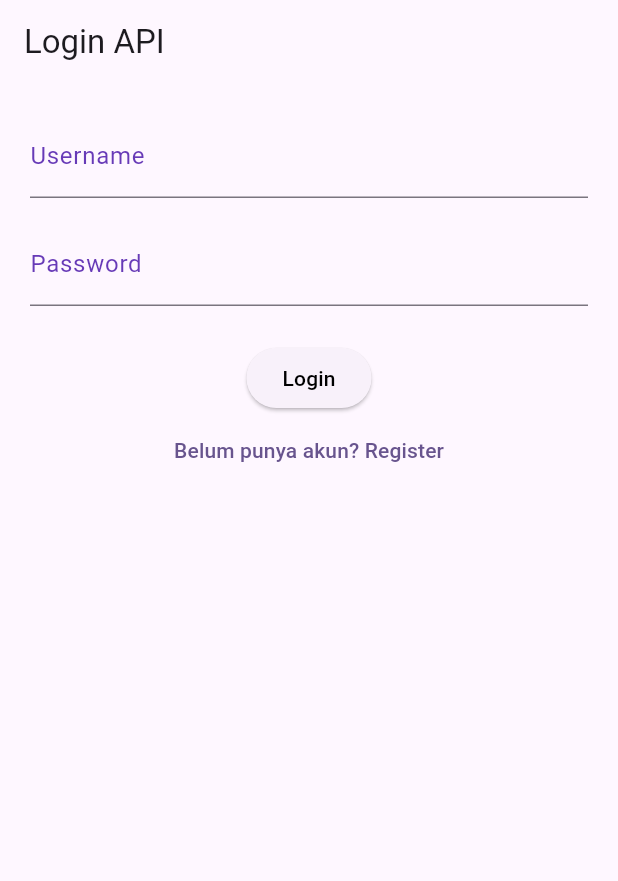
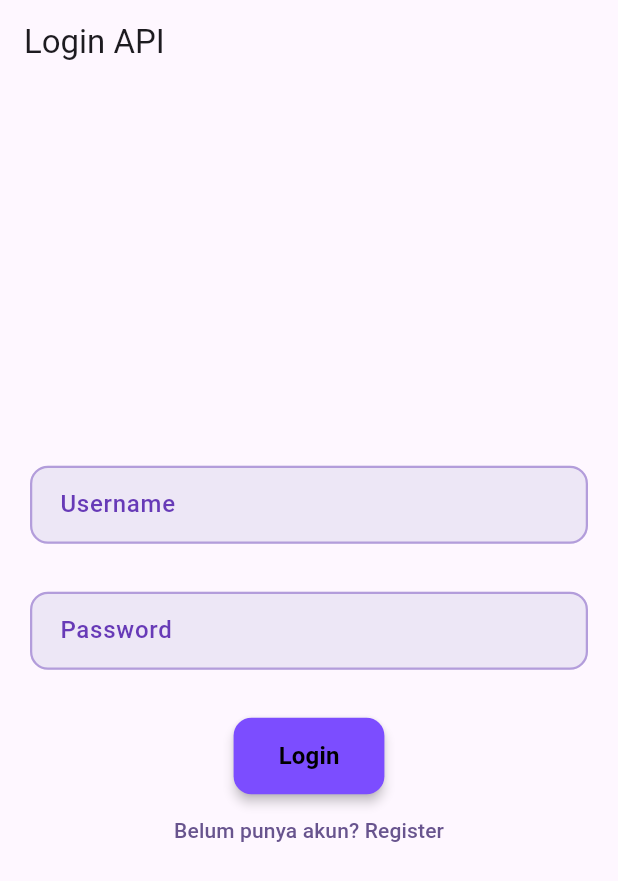
Before and after one commit to AlvinoAditiya/PAS_mobile_11PPLG2_06, a Flutter app: the screen it shows after launch, on a phone screen of 412 x 824 dp. Shown: the top 881 px of the screen. Run offline on Flutter 3.47's test engine with Material 3 defaults, Android fonts, the phone set to English and light mode, and no system bars; our stand-ins replace get, shared_preferences, sqflite; accounts and stored records are empty.

Commit message:
Fixing-pas

```diff
--- a/lib/api/baseURL.dart
+++ b/lib/api/baseURL.dart
@@ -3,5 +3,4 @@ class BaseURL {
   static const String login = "https://mediadwi.com/api/latihan/login";
   static const String tv = "https://api.tvmaze.com/shows";
 
-  static var baseUrl;
 }
--- a/lib/binding/bottomNav_binding.dart
+++ b/lib/binding/bottomNav_binding.dart
@@ -1,14 +1,10 @@
 import 'package:get/get.dart';
 import 'package:pas_mobile_11pplg2_06/controller/bottomNav_controller.dart';
-import 'package:pas_mobile_11pplg2_06/controller/tv_controller.dart';
-
 class BottomNavBinding extends Bindings {
   @override
   void dependencies() {
     // TODO: implement dependencies
-    // inject homecontroller, historycontroller, profilecontroller
     Get.lazyPut<BottomNavController>(()=> BottomNavController());
-    Get.lazyPut<TvController>(()=> TvController());
 
   }
 
--- /dev/null
+++ b/lib/binding/favorite_binding.dart
@@ -0,0 +1,10 @@
+import 'package:get/get.dart';
+import 'package:pas_mobile_11pplg2_06/controller/favorite.controller.dart';
+
+class FavoriteBinding extends Bindings{
+  @override
+  void dependencies() {
+    Get.lazyPut<FavoriteController>(()=>FavoriteController());
+  }
+
+}
--- a/lib/controller/bottomNav_controller.dart
+++ b/lib/controller/bottomNav_controller.dart
@@ -1,15 +1,15 @@
-import 'package:flutter/material.dart';
 import 'package:get/get.dart';
 import 'package:pas_mobile_11pplg2_06/pages/favorite_page.dart';
+import 'package:pas_mobile_11pplg2_06/pages/profile_page.dart';
 import 'package:pas_mobile_11pplg2_06/pages/tv_page.dart';
-
 
 class BottomNavController extends GetxController {
   var selectedIndex = 0.obs;
 
   final pages = [
     TvPage(),
-
+    FavoritePage(),
+    ProfilePage(),
   ];
 
   void changePage(int index) {
--- a/lib/controller/tv_controller.dart
+++ b/lib/controller/tv_controller.dart
@@ -1,5 +1,4 @@
 import 'package:get/get.dart';
-import 'package:get/get_connect/http/src/utils/utils.dart';
 import 'package:http/http.dart' as http;
 import 'package:pas_mobile_11pplg2_06/api/baseURL.dart';
 import 'dart:convert';
@@ -17,7 +16,7 @@ class TvController extends GetxController {
   }
 
   void fetchAPITV() async{
-    const url = "https://api.tvmaze.com/shows/82/episodes ";
+    const url = "https://api.tvmaze.com/shows/ ";
     try {
       //kode yang berpotensi error
       isLoading.value = true;
--- a/lib/pages/login_page.dart
+++ b/lib/pages/login_page.dart
@@ -13,9 +13,11 @@ class LoginPage extends StatelessWidget {
   Widget build(BuildContext context) {
     return Scaffold(
       appBar: AppBar(title: const Text('Login API')),
-       body: Padding(
+        body: Center(
+          child: SingleChildScrollView(
             padding: const EdgeInsets.all(20),
             child: Column(
+              mainAxisSize: MainAxisSize.min,
               children: [
                 // Username Reusable Input
                 CustomTextfiled(
@@ -51,6 +53,8 @@ class LoginPage extends StatelessWidget {
               ],
             ),
           ),
+        ),
+
     );
   }
 }
--- a/lib/pages/splashscreen_page.dart
+++ b/lib/pages/splashscreen_page.dart
@@ -9,7 +9,7 @@ class SplashscreenPage extends StatelessWidget {
     final controller = Get.find<SplashscreenController>();
 
     return Scaffold(
-      backgroundColor: const Color.fromARGB(255, 56, 143, 214),
+      backgroundColor:Colors.deepPurpleAccent,
       body: Center(
         child: Text(
           "Ini Splashscreen",
--- a/lib/routes/pages.dart
+++ b/lib/routes/pages.dart
@@ -1,10 +1,13 @@
 import 'package:get/get_navigation/src/routes/get_route.dart';
 import 'package:pas_mobile_11pplg2_06/binding/bottomNav_binding.dart';
+import 'package:pas_mobile_11pplg2_06/binding/favorite_binding.dart';
 import 'package:pas_mobile_11pplg2_06/binding/login_binding.dart';
 import 'package:pas_mobile_11pplg2_06/binding/register_binding.dart';
 import 'package:pas_mobile_11pplg2_06/binding/splashscreen_binding.dart';
 import 'package:pas_mobile_11pplg2_06/pages/bottomNav_page.dart';
+import 'package:pas_mobile_11pplg2_06/pages/favorite_page.dart';
 import 'package:pas_mobile_11pplg2_06/pages/login_page.dart';
+import 'package:pas_mobile_11pplg2_06/pages/profile_page.dart';
 import 'package:pas_mobile_11pplg2_06/pages/register_page.dart';
 import 'package:pas_mobile_11pplg2_06/pages/splashscreen_page.dart';
 import 'package:pas_mobile_11pplg2_06/pages/tv_page.dart';
@@ -18,6 +21,8 @@ class AppPages {
 
     GetPage(name: AppRoutes.bottomNavPage, page: () => BottomNavPage(),binding: BottomNavBinding()),
     GetPage(name: AppRoutes.tvPage, page: () => TvPage(),binding: BottomNavBinding()),
+    GetPage(name: AppRoutes.favoritePage, page: () => FavoritePage(),binding: FavoriteBinding()),
+    GetPage(name: AppRoutes.profilePage, page: () => ProfilePage()),
 
 
   ];
--- a/lib/widget/custom_button.dart
+++ b/lib/widget/custom_button.dart
@@ -5,12 +5,33 @@ class CustomButton extends StatelessWidget {
   final Color myTextColor;
   final VoidCallback onPressed;
 
-  const CustomButton({super.key, required this.myText,
-   required this.myTextColor, required this.onPressed});
+  const CustomButton({
+    super.key,
+    required this.myText,
+    required this.myTextColor,
+    required this.onPressed,
+  });
 
   @override
   Widget build(BuildContext context) {
-    return ElevatedButton(onPressed: onPressed
-    , child: Text(myText, style: TextStyle(color: myTextColor),));
+    return ElevatedButton(
+      onPressed: onPressed,
+      style: ElevatedButton.styleFrom(
+        backgroundColor: Colors.deepPurpleAccent, // warna cerah tapi harmonis
+        padding: const EdgeInsets.symmetric(horizontal: 30, vertical: 14),
+        shape: RoundedRectangleBorder(
+          borderRadius: BorderRadius.circular(12),
+        ),
+        elevation: 3,
+      ),
+      child: Text(
+        myText,
+        style: TextStyle(
+          color: myTextColor,
+          fontSize: 16,
+          fontWeight: FontWeight.bold,
+        ),
+      ),
+    );
   }
 }
--- a/lib/widget/custom_textfield.dart
+++ b/lib/widget/custom_textfield.dart
@@ -8,21 +8,45 @@ class CustomTextfiled extends StatelessWidget {
   final Color labelColor;
   final bool pass;
 
-  const CustomTextfiled({super.key,
-  required this.controller, required this.label, required this.labelColor, required this.pass, required this.isNumber});
+  const CustomTextfiled({
+    super.key,
+    required this.controller,
+    required this.label,
+    required this.labelColor,
+    required this.pass,
+    required this.isNumber,
+  });
 
   @override
   Widget build(BuildContext context) {
     return Container(
+      margin: const EdgeInsets.symmetric(vertical: 8),
       child: TextField(
-        keyboardType: isNumber ? TextInputType.number: TextInputType.text,
-        inputFormatters: isNumber ?
-        [FilteringTextInputFormatter.digitsOnly] : [],
+        keyboardType: isNumber ? TextInputType.number : TextInputType.text,
+        inputFormatters:
+            isNumber ? [FilteringTextInputFormatter.digitsOnly] : [],
         controller: controller,
         obscureText: pass,
-        decoration:  InputDecoration(
+        decoration: InputDecoration(
           labelText: label,
-          labelStyle: TextStyle(color: labelColor)
+          labelStyle: TextStyle(
+            color: labelColor,
+            fontWeight: FontWeight.w500,
+          ),
+          filled: true,
+          fillColor: Colors.deepPurple.shade50, // background ringan
+          // Border saat aktif/fokus
+          focusedBorder: OutlineInputBorder(
+            borderRadius: BorderRadius.circular(12),
+            borderSide: const BorderSide(color: Colors.deepPurple, width: 2),
+          ),
+          // Border saat tidak fokus
+          enabledBorder: OutlineInputBorder(
+            borderRadius: BorderRadius.circular(12),
+            borderSide: BorderSide(color: Colors.deepPurple.shade200, width: 1.5),
+          ),
+          contentPadding:
+              const EdgeInsets.symmetric(horizontal: 16, vertical: 14),
         ),
       ),
     );
--- a/pubspec.yaml
+++ b/pubspec.yaml
@@ -62,9 +62,8 @@ flutter:
   uses-material-design: true
 
   # To add assets to your application, add an assets section, like this:
-  # assets:
-  #   - images/a_dot_burr.jpeg
-  #   - images/a_dot_ham.jpeg
+  assets:
+    - assets/image/profile.jpg
 
   # An image asset can refer to one or more resolution-specific "variants", see
   # https://flutter.dev/to/resolution-aware-images
```
Also changed, not shown: lib/binding/tv_binding.dart (added, +10 -0 lines), lib/controller/favorite.controller.dart (+14 -33 lines), lib/controller/login_controller.dart (+34 -7 lines), lib/controller/register_controller.dart (+9 -4 lines), lib/pages/favorite_page.dart (+49 -38 lines), lib/pages/profile_page.dart (+56 -0 lines), lib/pages/tv_page.dart (+47 -16 lines), assets/image/profile.jpg (added). Lines whose indentation alone changed are shown as unchanged.
